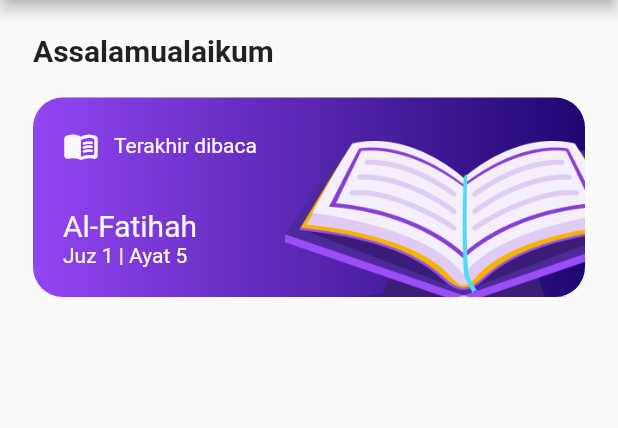
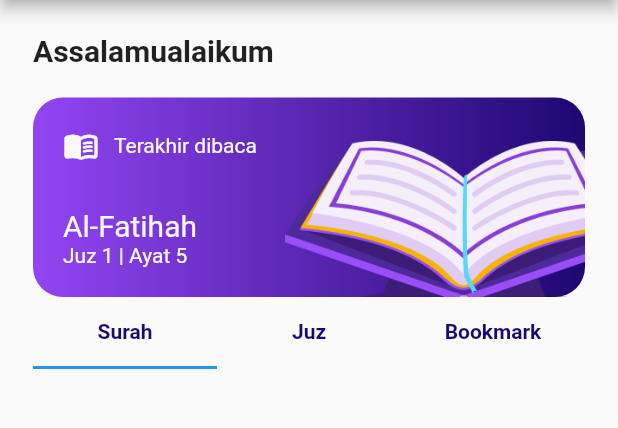
Before and after one commit to alviandf/alquran-flutter, a Flutter app: the screen it shows after launch, on a phone screen of 412 x 824 dp, the part 84-512 px from its top. Run offline on Flutter 3.47's test engine with Material 2 defaults, Android fonts, the phone set to English and light mode, and no system bars; our stand-ins replace get, lottie.

Commit message:
add tab bar

```diff
--- a/lib/app/modules/home/views/home_view.dart
+++ b/lib/app/modules/home/views/home_view.dart
@@ -93,7 +93,39 @@ class HomeView extends GetView<HomeController> {
                 ],
               ),
             ),
-          )
+          ),
+          DefaultTabController(
+            length: 3,
+            child: TabBar(tabs: [
+              Tab(
+                child: Text(
+                  "Surah",
+                  style: TextStyle(
+                    color: appPurpleDark,
+                    fontWeight: FontWeight.bold,
+                  ),
+                ),
+              ),
+              Tab(
+                child: Text(
+                  "Juz",
+                  style: TextStyle(
+                    color: appPurpleDark,
+                    fontWeight: FontWeight.bold,
+                  ),
+                ),
+              ),
+              Tab(
+                child: Text(
+                  "Bookmark",
+                  style: TextStyle(
+                    color: appPurpleDark,
+                    fontWeight: FontWeight.bold,
+                  ),
+                ),
+              ),
+            ]),
+          ),
         ]),
       ),
       // body: FutureBuilder<List<Surah>>(
```
